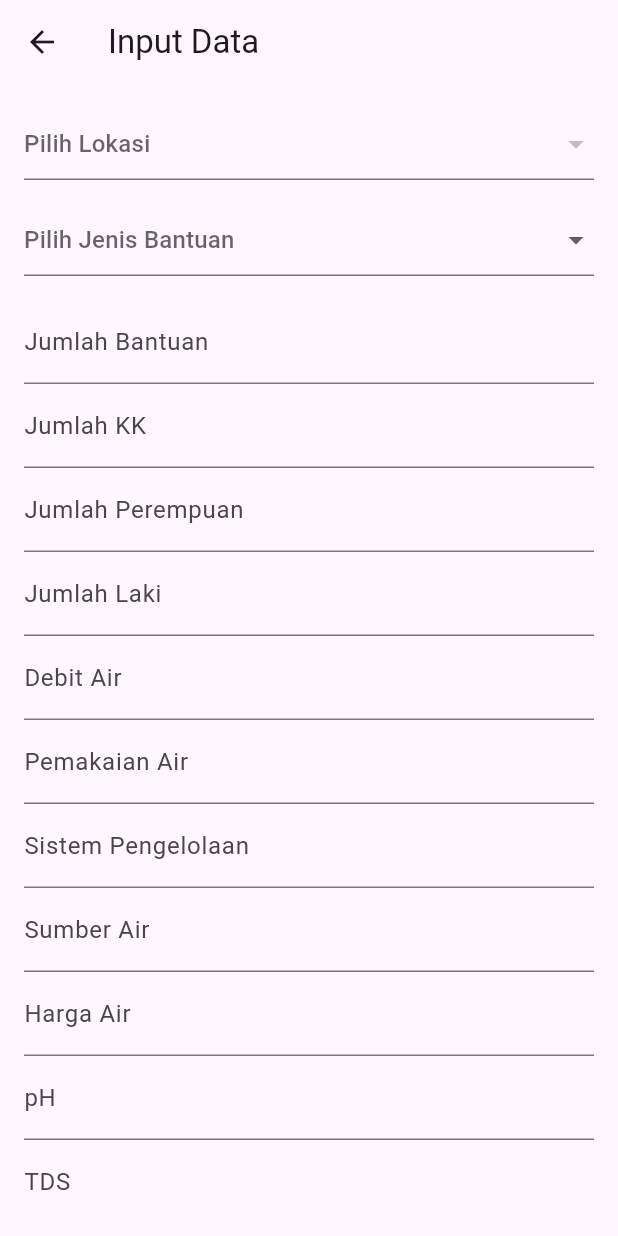
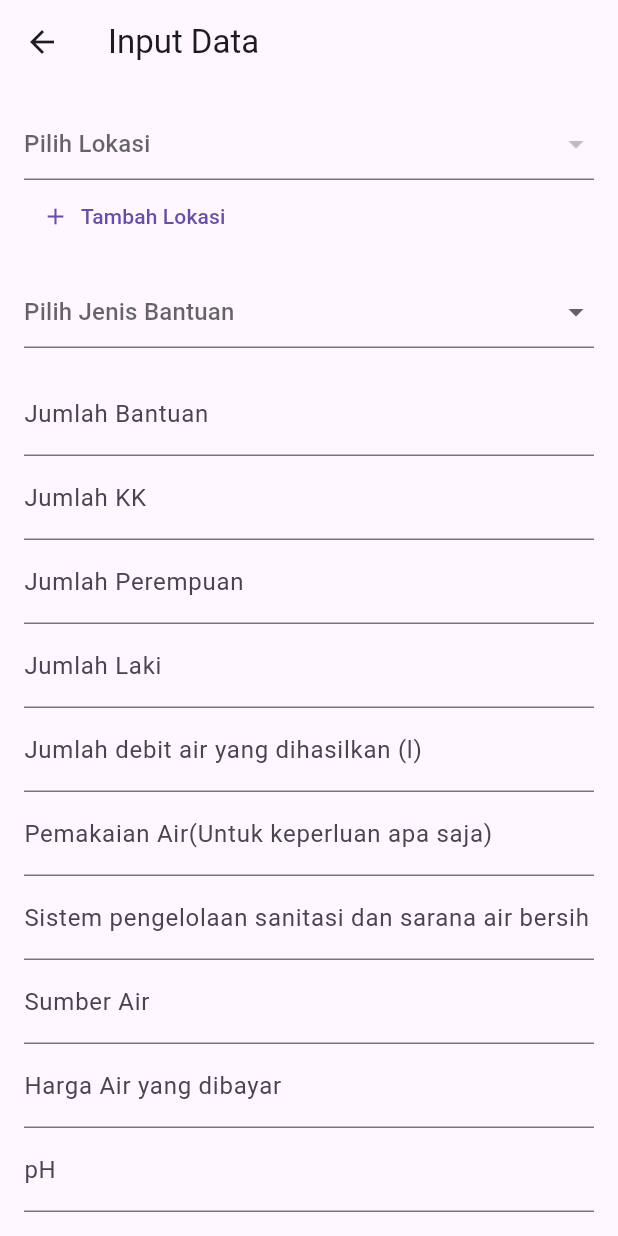
Before and after one commit to hokacristian/Moneva-App, a Flutter app: the InputFormPage screen opened directly, on a phone screen of 412 x 824 dp. Run offline on Flutter 3.47's test engine with Material 3 defaults, Android fonts, the phone set to English and light mode, and no system bars; our stand-ins replace flutter_dotenv, geolocator, image_picker, shared_preferences; accounts and stored records are empty; network calls fail.

Commit message:
fix : formInput Page & add feature add location

```diff
--- a/lib/data/models/input_model.dart
+++ b/lib/data/models/input_model.dart
@@ -14,7 +14,7 @@ class FormInput {
   final String pemakaianAir;
   final String sistemPengelolaan; // 🔥 Ganti dari sanitasi
   final String sumberAir;
-  final double hargaAir;
+  final int hargaAir;
   final double? pH; // 🔥 Tambahan
   final double? TDS; // 🔥 Tambahan
   final double? EC; // 🔥 Tambahan
--- a/lib/presentation/pages/form/input_form_page.dart
+++ b/lib/presentation/pages/form/input_form_page.dart
@@ -34,7 +34,8 @@ class _InputFormPageState extends State<InputFormPage> {
   @override
   void initState() {
     super.initState();
-    Future.microtask(() => Provider.of<InputProvider>(context, listen: false).fetchPlaces());
+    Future.microtask(() =>
+        Provider.of<InputProvider>(context, listen: false).fetchPlaces());
     _getCurrentLocation();
   }
 
@@ -98,9 +99,69 @@ class _InputFormPageState extends State<InputFormPage> {
     }
   }
 
+    // Tampilkan dialog untuk menambah lokasi
+void _showAddLocationDialog() {
+  final TextEditingController locationController = TextEditingController();
+  showDialog(
+    context: context,
+    builder: (context) {
+      return AlertDialog(
+        title: Text("Tambah Lokasi"),
+        content: TextField(
+          controller: locationController,
+          decoration: InputDecoration(hintText: "Masukkan nama lokasi"),
+        ),
+        actions: [
+          TextButton(
+            onPressed: () {
+              Navigator.pop(context); // Batal
+            },
+            child: Text("Batal"),
+          ),
+          TextButton(
+            onPressed: () {
+              final newLocation = locationController.text.trim();
+              if (newLocation.isNotEmpty) {
+                Provider.of<InputProvider>(context, listen: false)
+                    .createPlace({"name": newLocation})
+                    .then((success) {
+                  if (success) {
+                    // Jangan update selectedLocation secara otomatis
+                    // Jangan panggil fetchPlaces di sini
+                    ScaffoldMessenger.of(context).showSnackBar(
+                      SnackBar(content: Text("Lokasi berhasil ditambahkan")),
+                    );
+                    Navigator.pop(context);
+                  } else {
+                    ScaffoldMessenger.of(context).showSnackBar(
+                      SnackBar(content: Text("Gagal menambahkan lokasi")),
+                    );
+                  }
+                });
+              }
+            },
+            child: Text("Simpan"),
+          ),
+        ],
+      );
+    },
+  );
+}
+
+
+
 @override
 Widget build(BuildContext context) {
   final places = Provider.of<InputProvider>(context).places;
+
+  // Filter daftar lokasi agar hanya muncul lokasi dengan nama unik
+  final uniquePlaces = places.fold<List<Map<String, dynamic>>>([], (acc, element) {
+    if (!acc.any((item) => item['name'] == element['name'])) {
+      acc.add(element);
+    }
+    return acc;
+  });
+
   return Scaffold(
     appBar: AppBar(title: Text('Input Data')),
     body: Padding(
@@ -114,7 +175,10 @@ class _InputFormPageState extends State<InputFormPage> {
             DropdownButtonFormField<String>(
   value: selectedLocation,
   hint: Text('Pilih Lokasi'),
-                  items: places.map((place) {
+  onTap: () {
+    Provider.of<InputProvider>(context, listen: false).fetchPlaces();
+  },
+  items: uniquePlaces.map((place) {
     return DropdownMenuItem<String>(
       value: place['name'].toString(),
       child: Text(place['name'].toString()),
@@ -125,10 +189,16 @@ class _InputFormPageState extends State<InputFormPage> {
       selectedLocation = value;
     });
   },
-                  validator: (value) => value == null ? 'Pilih lokasi' : null,
+),
+
+
+              // Tombol Tambah Lokasi
+              TextButton.icon(
+                onPressed: _showAddLocationDialog,
+                icon: Icon(Icons.add),
+                label: Text("Tambah Lokasi"),
               ),
                 SizedBox(height: 16),
-
                 DropdownButtonFormField<String>(
                   value: selectedBantuan,
                   hint: Text('Pilih Jenis Bantuan'),
@@ -146,21 +216,65 @@ class _InputFormPageState extends State<InputFormPage> {
                   validator: (value) => value == null ? 'Pilih jenis bantuan' : null,
                 ),
                 SizedBox(height: 16),
-                TextFormField(controller: jmlhBantuanController, decoration: InputDecoration(labelText: 'Jumlah Bantuan')),
-                TextFormField(controller: jmlhKKController, decoration: InputDecoration(labelText: 'Jumlah KK')),
-                TextFormField(controller: jmlhPerempuanController, decoration: InputDecoration(labelText: 'Jumlah Perempuan')),
-                TextFormField(controller: jmlhLakiController, decoration: InputDecoration(labelText: 'Jumlah Laki')),
-                TextFormField(controller: debitAirController, decoration: InputDecoration(labelText: 'Debit Air')),
-                TextFormField(controller: pemakaianAirController, decoration: InputDecoration(labelText: 'Pemakaian Air')),
-                TextFormField(controller: sistemPengelolaanController, decoration: InputDecoration(labelText: 'Sistem Pengelolaan')),
-                TextFormField(controller: sumberAirController, decoration: InputDecoration(labelText: 'Sumber Air')),
-                TextFormField(controller: hargaAirController, decoration: InputDecoration(labelText: 'Harga Air')),
-                TextFormField(controller: pHController, decoration: InputDecoration(labelText: 'pH')),
-                TextFormField(controller: TDSController, decoration: InputDecoration(labelText: 'TDS')),
-                TextFormField(controller: ECController, decoration: InputDecoration(labelText: 'EC')),
-                TextFormField(controller: ORPController, decoration: InputDecoration(labelText: 'ORP')),
+                TextFormField(
+                  controller: jmlhBantuanController,
+                  decoration: InputDecoration(labelText: 'Jumlah Bantuan'),
+                  keyboardType: TextInputType.number,
+                ),
+                TextFormField(
+                  controller: jmlhKKController,
+                  decoration: InputDecoration(labelText: 'Jumlah KK'),
+                  keyboardType: TextInputType.number,
+                ),
+                TextFormField(
+                  controller: jmlhPerempuanController,
+                  decoration: InputDecoration(labelText: 'Jumlah Perempuan'),
+                  keyboardType: TextInputType.number,
+                ),
+                TextFormField(
+                  controller: jmlhLakiController,
+                  decoration: InputDecoration(labelText: 'Jumlah Laki'),
+                  keyboardType: TextInputType.number,
+                ),
+                TextFormField(
+                  controller: debitAirController,
+                  decoration: InputDecoration(labelText: 'Jumlah debit air yang dihasilkan (l)'),
+                  keyboardType: TextInputType.number,
+                ),
+                TextFormField(
+                  controller: pemakaianAirController,
+                  decoration: InputDecoration(labelText: 'Pemakaian Air(Untuk keperluan apa saja)'),
+                ),
+                TextFormField(
+                  controller: sistemPengelolaanController,
+                  decoration: InputDecoration(labelText: 'Sistem pengelolaan sanitasi dan sarana air bersih'),
+                ),
+                TextFormField(
+                  controller: sumberAirController,
+                  decoration: InputDecoration(labelText: 'Sumber Air'),
+                ),
+                TextFormField(
+                  controller: hargaAirController,
+                  decoration: InputDecoration(labelText: 'Harga Air yang dibayar'),
+                  keyboardType: TextInputType.numberWithOptions(decimal: true),
+                ),
+                TextFormField(
+                  controller: pHController,
+                  decoration: InputDecoration(labelText: 'pH'),
+                ),
+                TextFormField(
+                  controller: TDSController,
+                  decoration: InputDecoration(labelText: 'TDS(ppm)'),
+                ),
+                TextFormField(
+                  controller: ECController,
+                  decoration: InputDecoration(labelText: 'EC(µS/cm)'),
+                ),
+                TextFormField(
+                  controller: ORPController,
+                  decoration: InputDecoration(labelText: 'ORP(mV)'),
+                ),
                 SizedBox(height: 16),
-
                 Text('Latitude: ${latitude ?? "Mengambil..."}'),
                 Text('Longitude: ${longitude ?? "Mengambil..."}'),
                 SizedBox(height: 16),
```
Also changed, not shown: lib/data/providers/input_provider.dart (+23 -0 lines), lib/data/services/api_service.dart (+16 -0 lines), lib/presentation/pages/outcome/editOutcome_page.dart (+3 -10 lines). Lines whose indentation alone changed are shown as unchanged.
